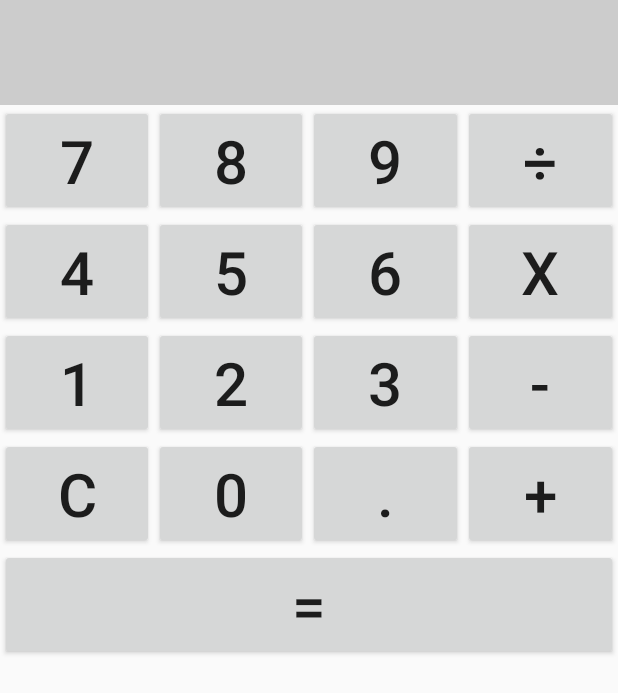
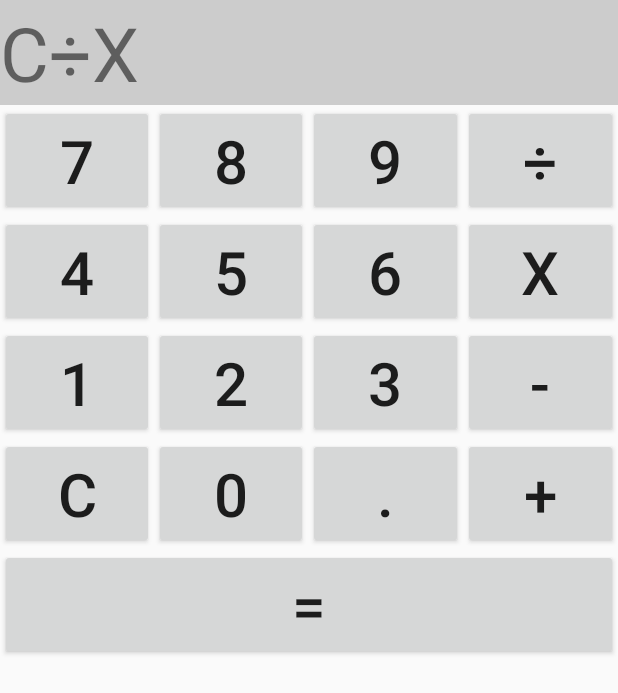
Before and after one commit to whipress/KalculatorApp, an Android app: the screen it shows after launch (MainActivity), after a tap on an icon or button, on a phone screen of 412 x 824 dp. Shown: the top 693 px of the screen. Run offline under Robolectric (Android 15) with nearby library versions, the light colour scheme and no system bars; 2 other taps on this screen came first.

Commit message:
Soma funcionando

```diff
--- a/app/src/main/java/com/whipress/kalculator/kalculator/MainActivity.java
+++ b/app/src/main/java/com/whipress/kalculator/kalculator/MainActivity.java
@@ -103,15 +103,28 @@ Integer s1 = 0 , s2 = 0;
     @Override
     public void onClick(View v) {
 
+        TextView txt = (TextView)findViewById(v.getId());
+
+
+        if (txt.getText().equals("=")) {
+
             Interpreter interpreter = new Interpreter();
             try {
                 //interpreter.eval("result = (7+21*6)/(32-27)");
-            interpreter.eval("result = 5 + 5  - 2 * 8");
+                String teste = CalculationValues.getText().toString();
+                interpreter.eval("result =" + teste);
 
-            Log.w("Valor", "" + interpreter.get("result"));
+                CalculationValues.setText(interpreter.get("result").toString());
             } catch (EvalError evalError) {
                 evalError.printStackTrace();
             }
+        }
+        else {
+            CalculationValues.setText(CalculationValues.getText().toString() + txt.getText().toString());
+            String valor = CalculationValues.getText().toString();
+            Log.w("Valor", "" + txt.getText());
+        }
 
         }
+
     }
```
Lines whose indentation alone changed are shown as unchanged.
